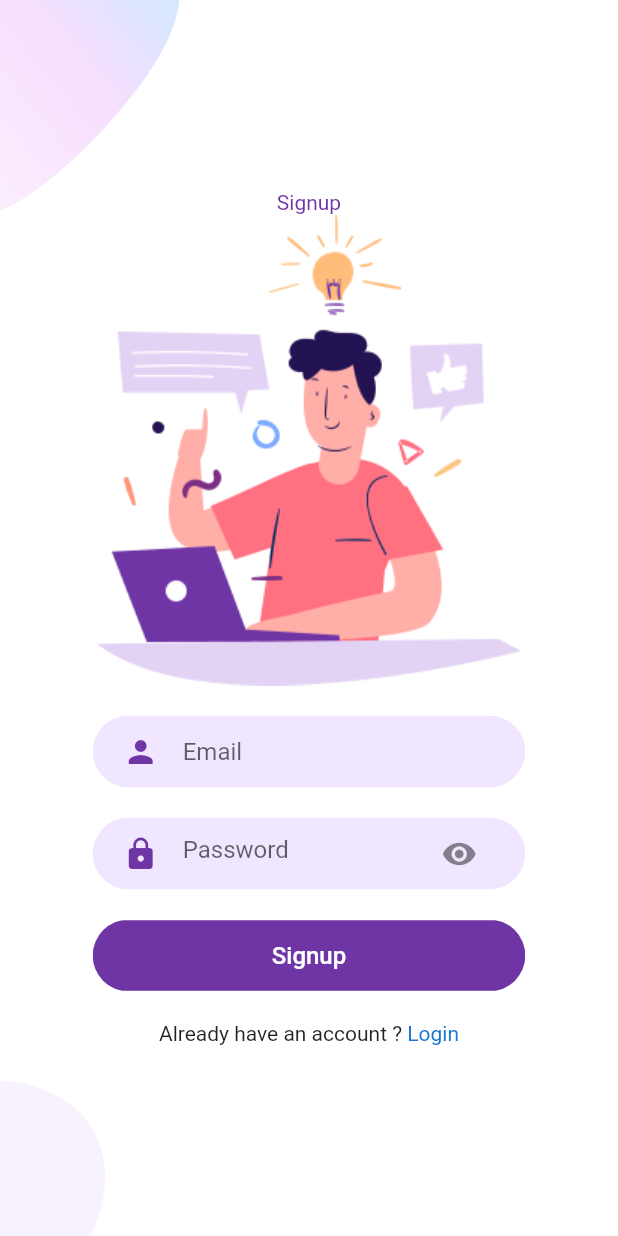
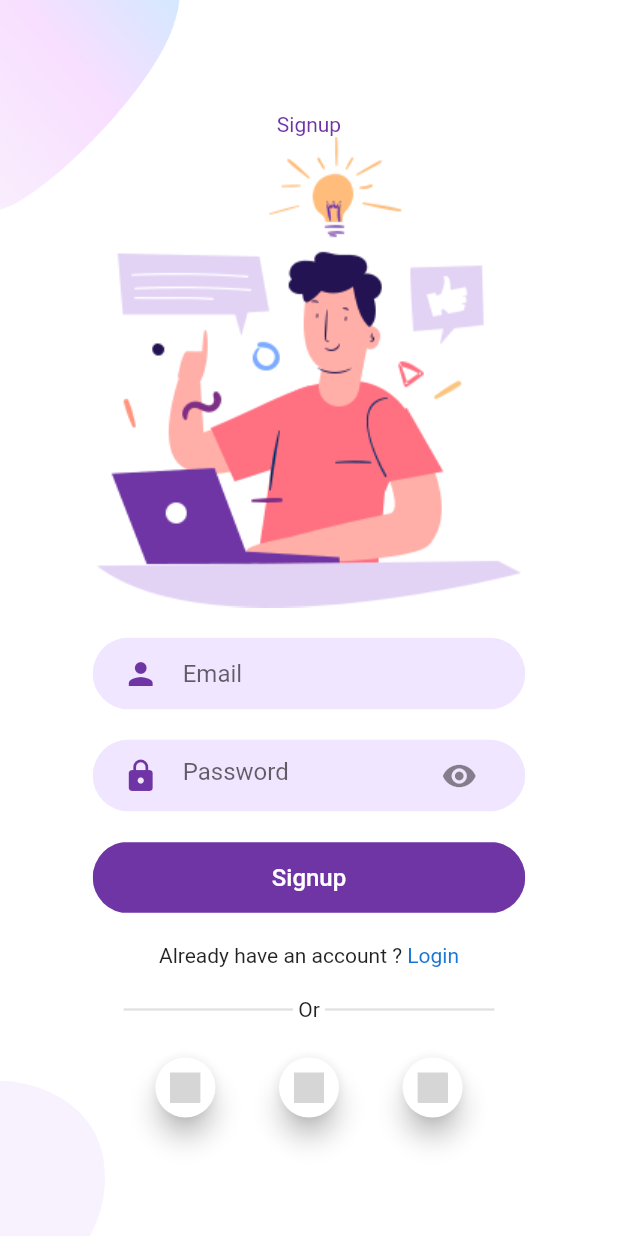
Before and after one commit to gurudevsingh14/signup_login_pages, a Flutter app: the SignupScreen screen opened directly, on a phone screen of 412 x 824 dp. Run offline on Flutter 3.47's test engine with Material 2 defaults, Android fonts, the phone set to English and light mode, and no system bars; our stand-ins replace flutter_svg; grey boxes are pictures that could not be loaded.

Commit message:
Signup screen completed

```diff
--- /dev/null
+++ b/lib/Screens/components/customIconButton.dart
@@ -0,0 +1,35 @@
+import 'package:flutter/material.dart';
+import 'package:flutter_svg/flutter_svg.dart';
+
+class CustomIconButton extends StatelessWidget {
+  final String iconPath;
+  final press;
+  const CustomIconButton({Key? key,
+  required this.iconPath,
+  required this.press}) : super(key: key);
+
+  @override
+  Widget build(BuildContext context) {
+    return Card(
+      shape: RoundedRectangleBorder(
+        borderRadius: BorderRadius.circular(50),
+      ),
+      elevation: 7,
+      child: InkWell(
+        onTap: press,
+        child: Container(
+          width: 40,
+          height: 40,
+          padding: EdgeInsets.all(10),
+          decoration: BoxDecoration(
+            // borderRadius: BorderRadius.circular(50),
+
+          ),
+          child: SvgPicture.asset(
+                  iconPath,fit: BoxFit.contain,
+          ),
+        ),
+      ),
+    );
+  }
+}
--- a/lib/Screens/signupScreen.dart
+++ b/lib/Screens/signupScreen.dart
@@ -1,5 +1,6 @@
 import 'package:flutter/material.dart';
 import 'package:signup_login_pages/Screens/components/background.dart';
+import 'package:signup_login_pages/Screens/components/customIconButton.dart';
 import 'package:signup_login_pages/Screens/components/roundButton.dart';
 import 'package:signup_login_pages/Screens/loginScreen.dart';
 import 'package:signup_login_pages/Screens/signupScreen.dart';
@@ -7,9 +8,9 @@ import 'package:signup_login_pages/constants.dart';
 import 'components/roundInputButton.dart';
 class SignupScreen extends StatelessWidget {
   const SignupScreen({Key? key}) : super(key: key);
-
   @override
   Widget build(BuildContext context) {
+    Size size = MediaQuery.of(context).size;
     return SafeArea(
       top: false,
       child: Scaffold(
@@ -36,8 +37,31 @@ class SignupScreen extends StatelessWidget {
                               return LoginScreen();
                             }));
                           },
-                          child: Text('Login',style: TextStyle(color: Colors.blue[700]),),
-                        )]),
+                          child: Text('Login',style: TextStyle(color: Colors.blue[700]),),)]
+                  ),
+                  SizedBox(height: 20,),
+                  SizedBox(
+                    width: size.width*0.6,
+                    child: Row(
+                      children: [
+                        Expanded(child: Divider(thickness: 1.5,)),
+                        Text(" Or "),
+                        Expanded(child: Divider(thickness: 1.5,)),
+                      ],
+                    ),
+                  ),
+                  SizedBox(height: 20,),
+                  Container(
+                    width: size.width*0.6,
+                    child: Row(
+                      mainAxisAlignment: MainAxisAlignment.spaceAround,
+                      children: [
+                          CustomIconButton(iconPath: 'assets/icons/facebook.svg',press: (){},),
+                        CustomIconButton(iconPath: 'assets/icons/twitter.svg',press: (){},),
+                        CustomIconButton(iconPath: 'assets/icons/google-plus.svg',press: (){},)
+                      ],
+                    ),
+                  )
                 ],
               ),
             )),
```
Also changed, not shown: assets/icons/facebook.png (deleted), assets/icons/google-plus.png (deleted), assets/icons/twitter.png (deleted).
